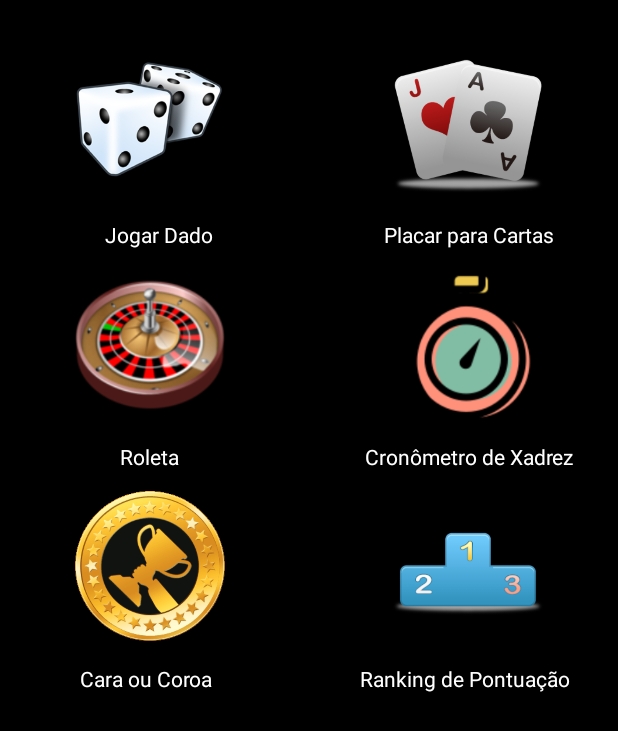
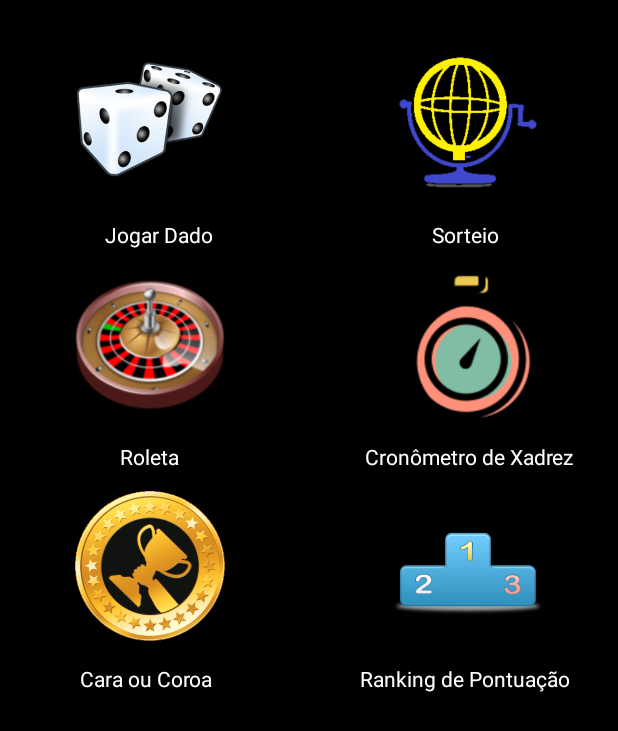
Before and after one commit to alexpfragoso/GameScore, an Android app: the TelaMarcadoresActivity screen opened directly, with no data from a screen before it, on a phone screen of 412 x 824 dp. Shown: the top 731 px of the screen. Run offline under Robolectric (Android 15) with nearby library versions, the light colour scheme and no system bars.

Commit message:
ultimo commit

```diff
--- a/app/src/main/AndroidManifest.xml
+++ b/app/src/main/AndroidManifest.xml
@@ -42,7 +42,10 @@
             android:screenOrientation="portrait" />
         <activity
             android:name=".view.Atualizar_Remover_JogadorActivity"
-            android:screenOrientation="portrait" ></activity>
+            android:screenOrientation="portrait" />
+        <activity
+            android:name=".view.SorteioActivity"
+            android:screenOrientation="portrait"></activity>
     </application>
 
 </manifest>
--- a/app/src/main/java/br/edu/ifspsaocarlos/sdm/gamescore/adapter/JogadorArrayAdapter.java
+++ b/app/src/main/java/br/edu/ifspsaocarlos/sdm/gamescore/adapter/JogadorArrayAdapter.java
@@ -55,7 +55,7 @@ public class JogadorArrayAdapter extends ArrayAdapter<Jogador> {
         return convertView;
     }
 
-
+//A view da list view é composta por nome e pontuação do jogador
     private static class Holder {
         public TextView nomeJogadorTextView;
         public TextView pontuacaoJogadorTextView;
--- a/app/src/main/java/br/edu/ifspsaocarlos/sdm/gamescore/model/ComparadorPontuacao.java
+++ b/app/src/main/java/br/edu/ifspsaocarlos/sdm/gamescore/model/ComparadorPontuacao.java
@@ -8,6 +8,9 @@ import java.util.Comparator;
  * Created by Alex Fragoso on 02/12/2017.
  */
 
+//classe implementada para comparação de pontuação entre
+//jogadores na lista de jogadores que preenche o ranking de pontos
+
 public class ComparadorPontuacao implements Comparator<Jogador> {
 
     public int compare(Jogador j1, Jogador j2) {
--- a/app/src/main/java/br/edu/ifspsaocarlos/sdm/gamescore/view/TelaMarcadoresActivity.java
+++ b/app/src/main/java/br/edu/ifspsaocarlos/sdm/gamescore/view/TelaMarcadoresActivity.java
@@ -18,6 +18,7 @@ public class TelaMarcadoresActivity extends AppCompatActivity implements View.On
     ImageButton bt_roleta;
     ImageButton bt_cara_coroa;
     ImageButton bt_ranking;
+    ImageButton bt_sorteio;
 
     //MÉTODOS
     @Override
@@ -35,6 +36,8 @@ public class TelaMarcadoresActivity extends AppCompatActivity implements View.On
         bt_cara_coroa.setOnClickListener(this);
         bt_ranking = (ImageButton)findViewById(R.id.bt_ranking);
         bt_ranking.setOnClickListener(this);
+        bt_sorteio = (ImageButton)findViewById(R.id.bt_sorteio);
+        bt_sorteio.setOnClickListener(this);
     }
 
     @Override
@@ -73,7 +76,16 @@ public class TelaMarcadoresActivity extends AppCompatActivity implements View.On
                             Intent rankingIntent = new Intent(this,RankingActivity.class);
                             startActivity(rankingIntent);
 
+                        }else{
+
+                            if(view == bt_sorteio){
+
+                                Intent sorteioIntent = new Intent(this,SorteioActivity.class);
+                                startActivity(sorteioIntent);
+
+                            }
                         }
+
                     }
                 }
             }
--- a/app/src/main/res/layout/activity_tela_marcadores.xml
+++ b/app/src/main/res/layout/activity_tela_marcadores.xml
@@ -96,13 +96,13 @@
                 android:id="@+id/textView4"
                 android:layout_width="wrap_content"
                 android:layout_height="wrap_content"
-                android:layout_marginRight="42dp"
+                android:layout_marginRight="79dp"
                 android:layout_marginTop="15dp"
-                android:text="Placar para Cartas"
+                android:text="Sorteio"
                 android:textColor="@android:color/background_light"
                 android:textSize="14sp"
                 app:layout_constraintRight_toRightOf="parent"
-                app:layout_constraintTop_toBottomOf="@+id/bt_baralho" />
+                app:layout_constraintTop_toBottomOf="@+id/bt_sorteio" />
 
             <TextView
                 android:id="@+id/textView3"
@@ -127,14 +127,14 @@
                 app:layout_constraintLeft_toLeftOf="parent" />
 
             <ImageButton
-                android:id="@+id/bt_baralho"
+                android:id="@+id/bt_sorteio"
                 android:layout_width="100dp"
                 android:layout_height="100dp"
-                android:background="@drawable/baralho_icone"
-                app:layout_constraintTop_toTopOf="parent"
+                android:layout_marginRight="50dp"
                 android:layout_marginTop="31dp"
-                android:layout_marginRight="50dp"
-                app:layout_constraintRight_toRightOf="parent" />
+                android:background="@drawable/bingo_cage_icone"
+                app:layout_constraintRight_toRightOf="parent"
+                app:layout_constraintTop_toTopOf="parent" />
 
             <ImageButton
                 android:id="@+id/bt_cronometro_xadrez"
@@ -142,7 +142,7 @@
                 android:layout_height="100dp"
                 android:background="@drawable/chronometer_icone"
                 android:layout_marginTop="48dp"
-                app:layout_constraintTop_toBottomOf="@+id/bt_baralho"
+                app:layout_constraintTop_toBottomOf="@+id/bt_sorteio"
                 android:layout_marginRight="50dp"
                 app:layout_constraintRight_toRightOf="parent" />
 
```
Also changed, not shown: app/src/main/java/br/edu/ifspsaocarlos/sdm/gamescore/view/SorteioActivity.java (added, +116 -0 lines), app/src/main/res/drawable/bingo_cage_icone.png (added).
